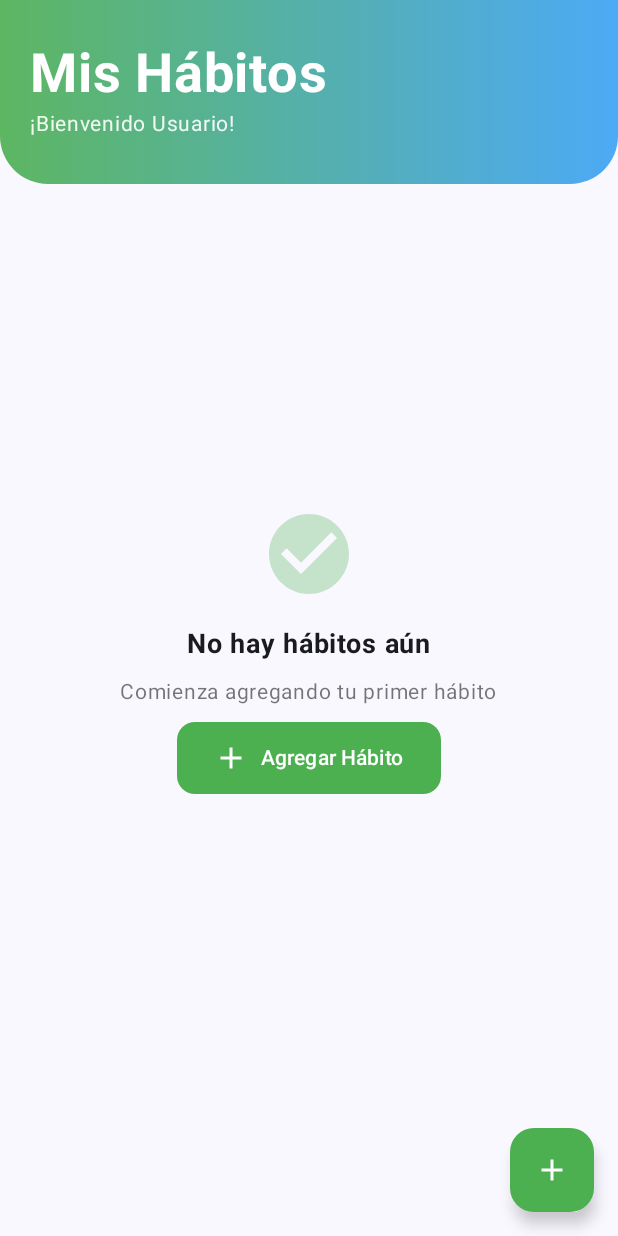
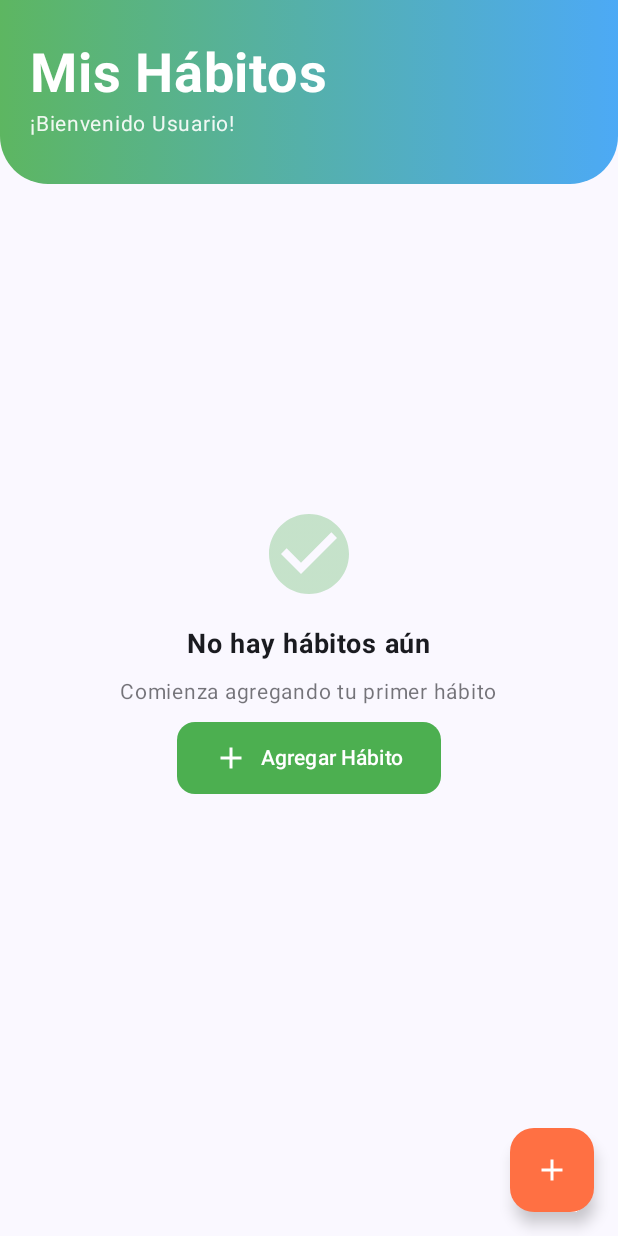
Before and after one commit to RdzJJ/app_nativa_appsmoviles, an Android app built with Jetpack Compose: the composable HomeScreen shown on its own in the app's theme, on a phone screen of 412 x 824 dp. Run offline under Robolectric (Android 15) with nearby library versions, the phone set to English and light mode, and no system bars; 1 statement that could not run was skipped.

Commit message:
style(boton flotante): :lipstick: corrección color de boton flotante

```diff
--- a/app/src/main/java/co/edu/upb/vitahabittracker/ui/screens/HomeScreen.kt
+++ b/app/src/main/java/co/edu/upb/vitahabittracker/ui/screens/HomeScreen.kt
@@ -29,6 +29,7 @@ import co.edu.upb.vitahabittracker.data.models.Habit
 import co.edu.upb.vitahabittracker.data.models.HabitFrequency
 import co.edu.upb.vitahabittracker.ui.theme.BluePrimary
 import co.edu.upb.vitahabittracker.ui.theme.GreenPrimary
+import co.edu.upb.vitahabittracker.ui.theme.CoralPrimary
 import java.time.LocalDate
 import java.time.DayOfWeek
 import androidx.compose.foundation.clickable
@@ -253,7 +254,7 @@ fun HomeScreen(
         FloatingActionButton(
             onClick = onAddHabitClick,
             modifier = Modifier.align(Alignment.BottomEnd).padding(16.dp),
-            containerColor = GreenPrimary,
+            containerColor = CoralPrimary,
             contentColor = Color.White
         ) { Icon(Icons.Filled.Add, contentDescription = stringResource(R.string.add_habit)) }
     }
--- a/app/src/main/java/co/edu/upb/vitahabittracker/ui/theme/Color.kt
+++ b/app/src/main/java/co/edu/upb/vitahabittracker/ui/theme/Color.kt
@@ -17,6 +17,11 @@ val TealLight = Color(0xFF80DEEA)
 val TealPrimary = Color(0xFF00BCD4)
 val TealDark = Color(0xFF0097A7)
 
+// Coral/Orange Colors
+val CoralLight = Color(0xFFFFB74D)
+val CoralPrimary = Color(0xFFFF7043)
+val CoralDark = Color(0xFFE64A19)
+
 // Neutral
 val Gray100 = Color(0xFFF5F5F5)
 val Gray500 = Color(0xFFBDBDBD)
```
